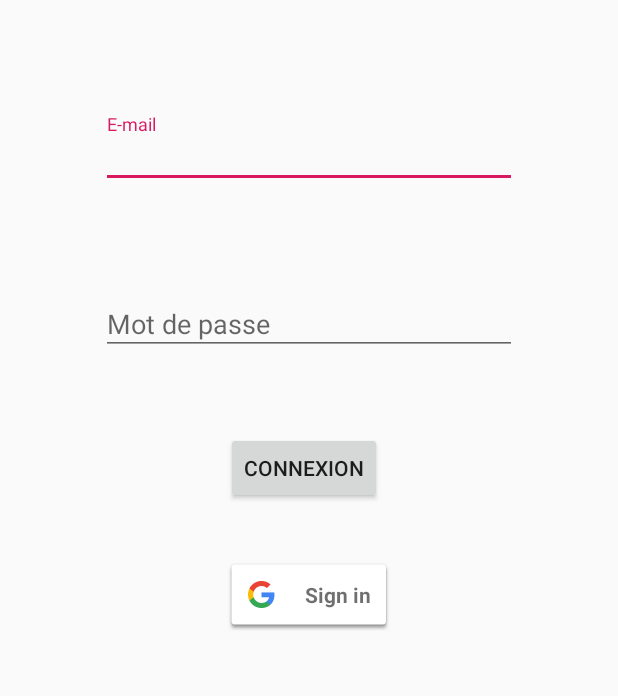
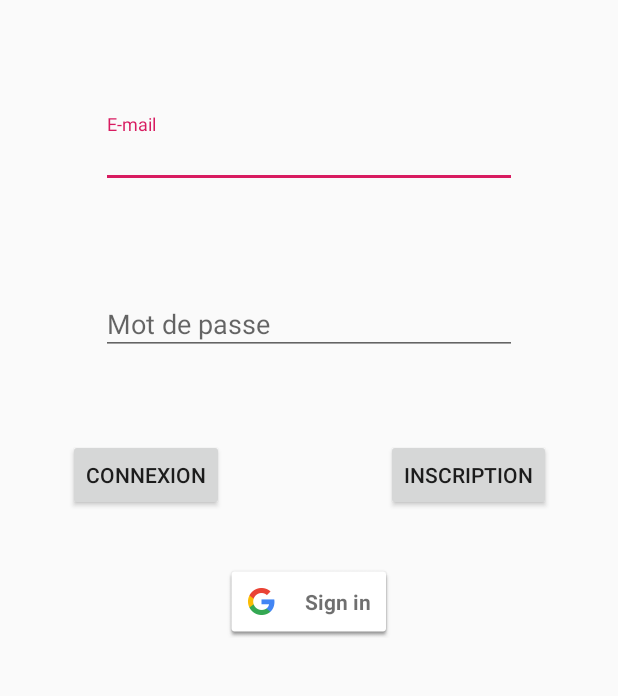
Before and after one commit to GuillaumeFeltrin/InToDeep, an Android app: the LoginActivity screen opened directly, with no data from a screen before it, on a phone screen of 412 x 824 dp, the part 470-1166 px from its top. Run offline under Robolectric (Android 15) with nearby library versions, the phone set to English and light mode, and no system bars; our stand-ins replace Firebase (no records; nobody signed in at launch, a user with empty details on screens opened directly); 1 statement that could not run was skipped.

Commit message:
Subscription on login page

```diff
--- a/app/src/main/java/fr/isen/android/project/intodeep/LoginActivity.kt
+++ b/app/src/main/java/fr/isen/android/project/intodeep/LoginActivity.kt
@@ -27,10 +27,12 @@ class LoginActivity : AppCompatActivity() {
         logInButton.setOnClickListener {
             doLogin(textInputEmail.text.toString(), textInputPassword.text.toString())
         }
+        buttonSubscription.setOnClickListener {
+            startActivity(Intent(this, RegistrationActivity::class.java))
+        }
         loginGoogleButton.setOnClickListener {
             googleLogin()
         }
-
         val googleSignInOptions = GoogleSignInOptions.Builder(GoogleSignInOptions.DEFAULT_SIGN_IN)
             .requestIdToken(getString(R.string.request_client_id))
             .requestEmail()
--- a/app/src/main/res/layout/activity_login.xml
+++ b/app/src/main/res/layout/activity_login.xml
@@ -58,12 +58,11 @@
         android:id="@+id/logInButton"
         android:layout_width="wrap_content"
         android:layout_height="wrap_content"
-        android:layout_marginStart="158dp"
-        android:layout_marginTop="51dp"
-        android:layout_marginEnd="165dp"
+        android:layout_marginStart="72dp"
+        android:layout_marginTop="56dp"
+        android:layout_marginEnd="54dp"
         android:text="@string/connect"
-        app:layout_constraintEnd_toEndOf="parent"
-        app:layout_constraintHorizontal_bias="0.5"
+        app:layout_constraintEnd_toStartOf="@+id/buttonSubscription"
         app:layout_constraintStart_toStartOf="parent"
         app:layout_constraintTop_toBottomOf="@+id/textInputLayout2" />
 
@@ -77,4 +76,16 @@
         app:layout_constraintStart_toStartOf="parent"
         app:layout_constraintTop_toBottomOf="@+id/logInButton" />
 
+    <Button
+        android:id="@+id/buttonSubscription"
+        android:layout_width="wrap_content"
+        android:layout_height="wrap_content"
+        android:layout_marginStart="54dp"
+        android:layout_marginTop="56dp"
+        android:layout_marginEnd="72dp"
+        android:text="@string/subscription"
+        app:layout_constraintEnd_toEndOf="parent"
+        app:layout_constraintStart_toEndOf="@+id/logInButton"
+        app:layout_constraintTop_toBottomOf="@+id/textInputLayout2" />
+
 </androidx.constraintlayout.widget.ConstraintLayout>
```
